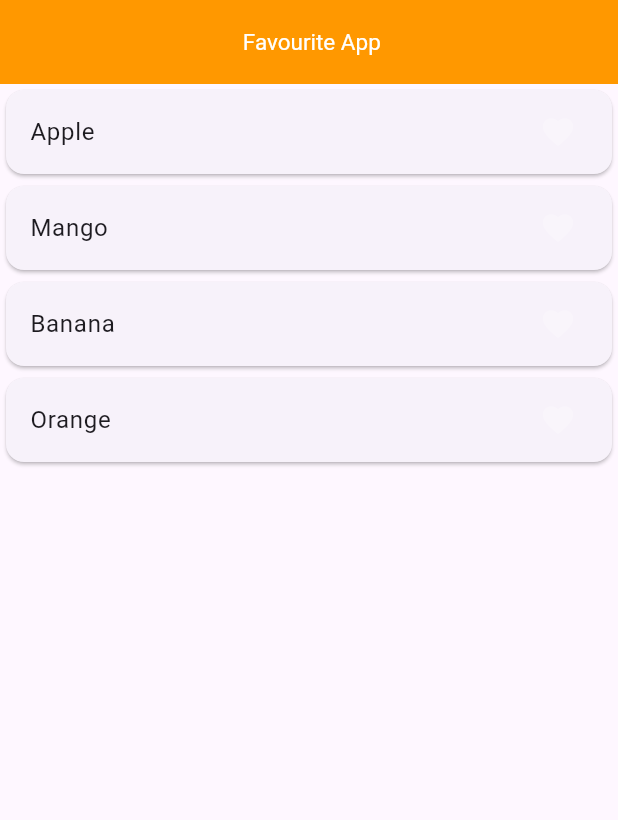
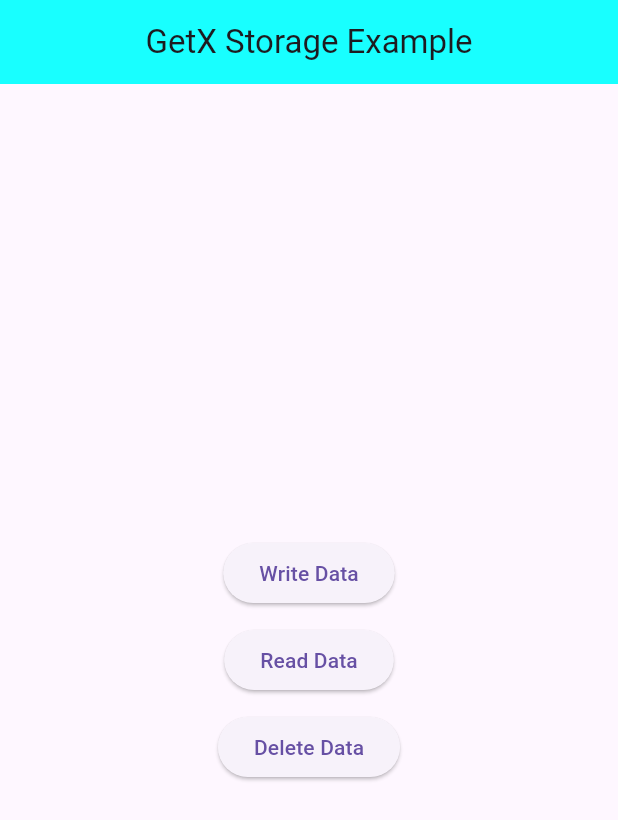
Before and after one commit to Jahid01234/getx_all_code, a Flutter app: the screen it shows after launch, on a phone screen of 412 x 824 dp. Shown: the top 820 px of the screen. Run offline on Flutter 3.47's test engine with Material 3 defaults, Android fonts, the light colour scheme and no system bars; our stand-ins replace get, get_storage.

Commit message:
-GetX Storage example

```diff
--- a/lib/app/modules/home/binding/home_binding.dart
+++ /dev/null
@@ -1,12 +0,0 @@
-import 'package:get/get.dart';
-import 'package:get_material_app/app/modules/home/controller/home_controller.dart';
-
-class HomeBinding extends Bindings{
-
-  @override
-  void dependencies() {
-    // Here dependencies injection
-    // Get.put(HomeController());
-       Get.lazyPut(() => HomeController());
-  }
-}
--- a/lib/app/modules/home/controller/home_controller.dart
+++ /dev/null
@@ -1,24 +0,0 @@
-import 'package:get/get.dart';
-
-class HomeController extends GetxController{
-
-  RxList<String> fruitName =[
-    'Apple',
-    'Mango',
-    'Banana',
-    'Orange'
-   ].obs;
-
-  RxList tempFruit =[ ].obs;
-
-  void addToFavourite(String value){
-    tempFruit.add(value);
-  }
-
-   void removeToFavourite(String value){
-    tempFruit.remove(value);
-  }
-
-
-
-}
--- a/lib/app/modules/home/view/home_view.dart
+++ /dev/null
@@ -1,48 +0,0 @@
-import 'package:flutter/material.dart';
-import 'package:get/get.dart';
-import 'package:get_material_app/app/modules/home/controller/home_controller.dart';
-
-// GetView is a type of StatelessWidget. its special because it has provide a controller
-class HomeView extends GetView<HomeController> {
-  const HomeView({super.key});
-
-  @override
-  Widget build(BuildContext context) {
-    return Scaffold(
-      appBar: AppBar(
-        backgroundColor: Colors.orange,
-        foregroundColor: Colors.white,
-        title: const Text(
-          " Favourite App",
-          style: TextStyle(fontSize: 15),
-        ),
-        centerTitle: true,
-      ),
-      body: ListView.builder(
-        itemCount: controller.fruitName.length,
-        itemBuilder: (context, index) {
-          return Card(
-            child: ListTile(
-              onTap: () {
-                if (controller.tempFruit.contains(controller.fruitName[index].toString())) {
-                  controller.removeToFavourite(controller.fruitName[index].toString());
-                } else {
-                  controller.addToFavourite(controller.fruitName[index].toString(),
-                  );
-                }
-              },
-              title: Text(controller.fruitName[index].toString()),
-              trailing: Obx(
-                  ()=> Icon(Icons.favorite,
-                    color: controller.tempFruit.contains(controller.fruitName[index].toString())
-                        ? Colors.red
-                        : Colors.white24,
-                  ),
-              )
-            ),
-          );
-        },
-      ),
-    );
-  }
-}
--- a/lib/app/routes/app_routes.dart
+++ /dev/null
@@ -1,15 +0,0 @@
-
-import 'package:get/get.dart';
-import 'package:get_material_app/app/modules/home/binding/home_binding.dart';
-import 'package:get_material_app/app/modules/home/view/home_view.dart';
-import 'package:get_material_app/app/routes/routes_name.dart';
-
-class AppRoutes{
-  static List<GetPage> pages =[
-    GetPage(
-        name: RoutesName.home,
-        page: ()=> const HomeView(),
-        binding: HomeBinding()
-    ),
-  ];
-}
--- a/lib/app/routes/routes_name.dart
+++ /dev/null
@@ -1,4 +0,0 @@
-
-class RoutesName{
-  static const String home = '/home_view';
-}
--- /dev/null
+++ b/lib/home_screen.dart
@@ -0,0 +1,60 @@
+import 'package:flutter/material.dart';
+import 'package:get/get.dart';
+import 'package:get_storage/get_storage.dart';
+
+class HomeScreen extends StatelessWidget {
+  const HomeScreen({super.key});
+
+  @override
+  Widget build(BuildContext context) {
+    return Scaffold(
+      appBar: AppBar(
+        backgroundColor: Colors.cyanAccent,
+        title: const Text("GetX Storage Example"),
+
+        centerTitle: true,
+      ),
+
+      body: Center(
+        child: Column(
+          mainAxisAlignment: MainAxisAlignment.center,
+          children: [
+            // write the data button
+            ElevatedButton(
+              onPressed: () async {
+                // write the data
+                await GetStorage().write("data", "I am Flutter Dev");//key and value
+              },
+              child: const Text("Write Data"),
+            ),
+            const SizedBox(height: 10),
+
+            // Read the data button
+            ElevatedButton(
+              onPressed: () async {
+                // read the data
+                await GetStorage.init();
+                final name = GetStorage().read("data");//pass the key here
+               // show read data in the snack-bar
+               Get.snackbar("Title", name ?? "");
+              },
+              child: const Text("Read Data"),
+            ),
+            const SizedBox(height: 10),
+
+            // delete the data button
+            ElevatedButton(
+              onPressed: () async {
+                //  Delete the data
+                //await GetStorage().remove("data");
+               await GetStorage().erase();
+              },
+              child: const Text("Delete Data"),
+            ),
+          ],
+        ),
+      ),
+
+    );
+  }
+}
--- a/lib/main.dart
+++ b/lib/main.dart
@@ -1,7 +1,7 @@
 import 'package:flutter/material.dart';
 import 'package:get/get.dart';
-import 'package:get_material_app/app/routes/app_routes.dart';
-import 'package:get_material_app/app/routes/routes_name.dart';
+import 'package:get_material_app/home_screen.dart';
+
 
 
 
@@ -17,11 +17,10 @@ class MyApp extends StatelessWidget {
 
   @override
   Widget build(BuildContext context) {
-    return  GetMaterialApp(
+    return const GetMaterialApp(
       title: 'GetX Tutorial',
       debugShowCheckedModeBanner: false,
-      initialRoute: RoutesName.home,
-      getPages: AppRoutes.pages,
+      home: HomeScreen(),
     );
   }
 }
--- a/pubspec.yaml
+++ b/pubspec.yaml
@@ -36,6 +36,7 @@ dependencies:
   # Use with the CupertinoIcons class for iOS style icons.
   cupertino_icons: ^1.0.6
   get: ^4.6.6
+  get_storage: ^2.1.1
 
 dev_dependencies:
   flutter_test:
```
Also changed, not shown: pubspec.lock.
